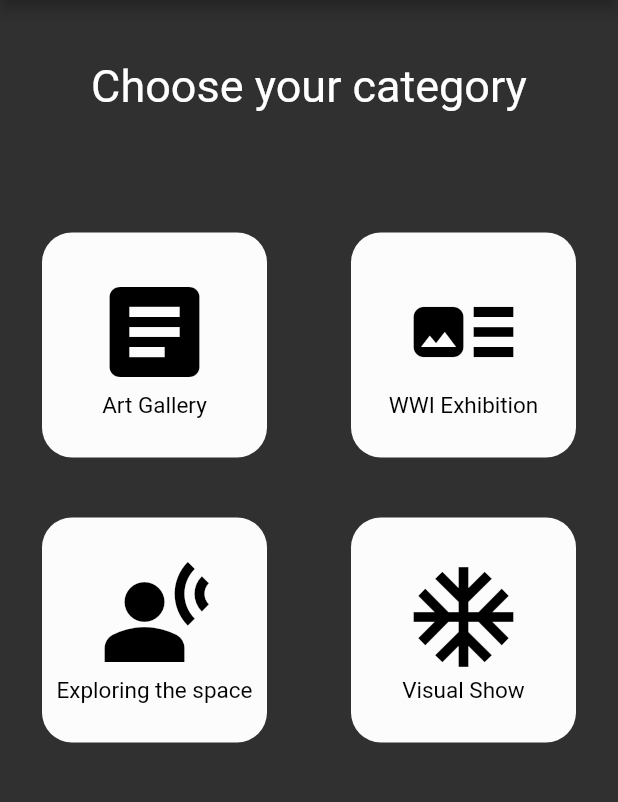
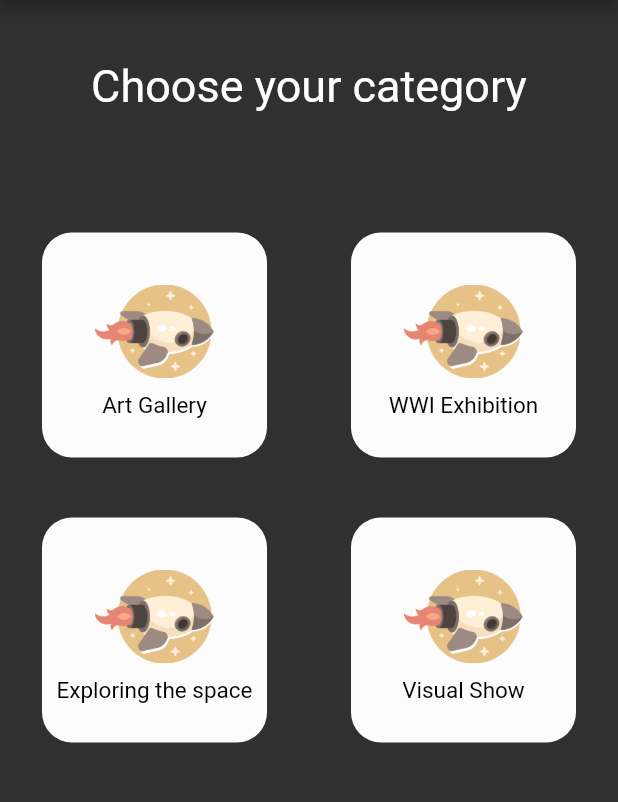
Before and after one commit to SrijanSamridh/Museum, a Flutter app: the screen it shows after launch, on a phone screen of 412 x 824 dp, the part 84-886 px from its top. Run offline on Flutter 3.47's test engine with Material 2 defaults, Android fonts, the phone set to English and light mode, and no system bars; Roboto replaces fonts that are missing (RobotoMono).

Commit message:
bugs fixed

```diff
--- a/lib/Screens/Home/Components/category_card.dart
+++ b/lib/Screens/Home/Components/category_card.dart
@@ -4,30 +4,33 @@ class CategoryCard extends StatelessWidget {
   const CategoryCard({
     super.key,
     required this.title,
-    required this.icon,
+    required this.imgURl,
   });
   final String title;
-  final IconData icon;
+  final String imgURl;
+
   @override
   Widget build(BuildContext context) {
     return Container(
       decoration: BoxDecoration(
         borderRadius: BorderRadius.circular(20),
-        color: Color.fromARGB(255, 252, 252, 252),
+        color: const Color.fromARGB(255, 252, 252, 252),
       ),
-
       height: 150,
       width: 150,
       margin: const EdgeInsets.only(top: 40),
       child: Column(
         mainAxisAlignment: MainAxisAlignment.center,
         children: [
-          Icon(icon,
-          color: Colors.black,
-          size: 80,),
+          Image.asset(
+            imgURl,
+            height: 80,
+            width: 80,
+          ),
           Text(
             title,
-            style: const TextStyle(fontSize: 15, fontFamily: 'RobotoMono', color: Colors.black),
+            style: const TextStyle(
+                fontSize: 15, fontFamily: 'RobotoMono', color: Colors.black),
           ),
         ],
       ),
--- a/lib/Screens/Home/home_screen.dart
+++ b/lib/Screens/Home/home_screen.dart
@@ -19,7 +19,8 @@ class _MyHomePageState extends State<MyHomePage> {
           Padding(
             padding: EdgeInsets.only(right: 10.0),
             child: Icon(Icons.person_2_rounded),
-          )],
+          )
+        ],
       ),
       body: Column(
         children: [
@@ -36,13 +37,12 @@ class _MyHomePageState extends State<MyHomePage> {
                 mainAxisAlignment: MainAxisAlignment.spaceAround,
                 children: const [
                   CategoryCard(
+                    imgURl: "assets/images/exploringthespace.png",
                     title: "Art Gallery",
-                    icon: Icons.article,
-
                   ),
                   CategoryCard(
+                    imgURl: "assets/images/exploringthespace.png",
                     title: "WWI Exhibition",
-                    icon: Icons.art_track,
                   ),
                 ],
               ),
@@ -50,9 +50,13 @@ class _MyHomePageState extends State<MyHomePage> {
                 mainAxisAlignment: MainAxisAlignment.spaceAround,
                 children: const [
                   CategoryCard(
-                      title: "Exploring the space", icon: Icons.spatial_tracking),
+                    imgURl: "assets/images/exploringthespace.png",
+                    title: "Exploring the space",
+                  ),
                   CategoryCard(
-                    title: "Visual Show", icon: Icons.ac_unit),
+                    imgURl: "assets/images/exploringthespace.png",
+                    title: "Visual Show",
+                  ),
                 ],
               ),
             ],
```
